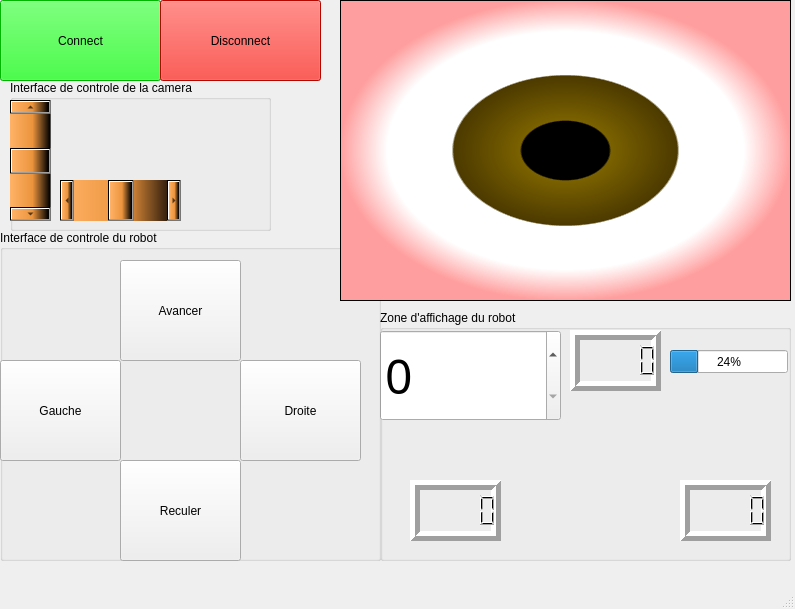
Old version of the form WiFiBot/mainwindow.ui in the repository Federdispi/WiFiBot.
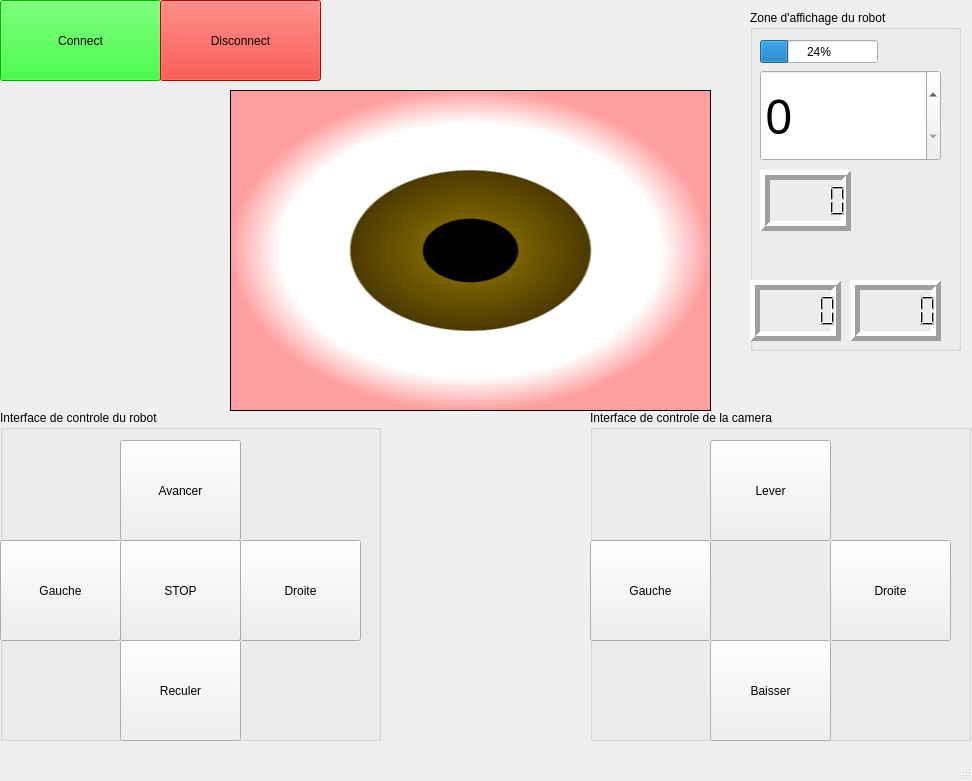
New version of the form.

What changed in the file:
```diff
--- a/WiFiBot/mainwindow.ui
+++ b/WiFiBot/mainwindow.ui
@@ -6,8 +6,8 @@
    <rect>
     <x>0</x>
     <y>0</y>
-    <width>795</width>
-    <height>609</height>
+    <width>972</width>
+    <height>781</height>
    </rect>
   </property>
   <property name="windowTitle">
@@ -49,10 +49,10 @@
    <widget class="QFrame" name="frame">
     <property name="geometry">
      <rect>
-      <x>340</x>
-      <y>0</y>
-      <width>451</width>
-      <height>301</height>
+      <x>230</x>
+      <y>90</y>
+      <width>481</width>
+      <height>321</height>
      </rect>
     </property>
     <property name="styleSheet">
@@ -68,10 +68,10 @@
    <widget class="QGroupBox" name="affichage_robot">
     <property name="geometry">
      <rect>
-      <x>380</x>
-      <y>310</y>
-      <width>411</width>
-      <height>251</height>
+      <x>750</x>
+      <y>10</y>
+      <width>211</width>
+      <height>341</height>
      </rect>
     </property>
     <property name="title">
@@ -80,8 +80,8 @@
     <widget class="QDoubleSpinBox" name="speed">
      <property name="geometry">
       <rect>
-       <x>0</x>
-       <y>20</y>
+       <x>10</x>
+       <y>60</y>
        <width>181</width>
        <height>91</height>
       </rect>
@@ -111,8 +111,8 @@
     <widget class="QLCDNumber" name="speed_received">
      <property name="geometry">
       <rect>
-       <x>190</x>
-       <y>20</y>
+       <x>10</x>
+       <y>160</y>
        <width>91</width>
        <height>61</height>
       </rect>
@@ -142,8 +142,8 @@
     <widget class="QProgressBar" name="battery">
      <property name="geometry">
       <rect>
-       <x>290</x>
-       <y>40</y>
+       <x>10</x>
+       <y>30</y>
        <width>118</width>
        <height>23</height>
       </rect>
@@ -155,8 +155,8 @@
     <widget class="QLCDNumber" name="ir_D">
      <property name="geometry">
       <rect>
-       <x>300</x>
-       <y>170</y>
+       <x>100</x>
+       <y>270</y>
        <width>91</width>
        <height>61</height>
       </rect>
@@ -186,8 +186,8 @@
     <widget class="QLCDNumber" name="ir_G">
      <property name="geometry">
       <rect>
-       <x>30</x>
-       <y>170</y>
+       <x>0</x>
+       <y>270</y>
        <width>91</width>
        <height>61</height>
       </rect>
@@ -219,7 +219,7 @@
     <property name="geometry">
      <rect>
       <x>0</x>
-      <y>230</y>
+      <y>410</y>
       <width>381</width>
       <height>331</height>
      </rect>
@@ -285,56 +285,88 @@
       <string>Avancer</string>
      </property>
     </widget>
+    <widget class="QPushButton" name="arret">
+     <property name="geometry">
+      <rect>
+       <x>120</x>
+       <y>130</y>
+       <width>121</width>
+       <height>101</height>
+      </rect>
+     </property>
+     <property name="text">
+      <string>STOP</string>
+     </property>
+    </widget>
    </widget>
    <widget class="QGroupBox" name="controle_camera">
     <property name="geometry">
      <rect>
-      <x>10</x>
-      <y>80</y>
-      <width>261</width>
-      <height>151</height>
+      <x>590</x>
+      <y>410</y>
+      <width>381</width>
+      <height>331</height>
      </rect>
     </property>
+    <property name="styleSheet">
+     <string notr="true"/>
+    </property>
     <property name="title">
      <string>Interface de controle de la camera</string>
     </property>
-    <widget class="QScrollBar" name="horizontalScrollBar">
+    <widget class="QPushButton" name="baisser">
      <property name="geometry">
       <rect>
-       <x>50</x>
-       <y>100</y>
+       <x>120</x>
+       <y>230</y>
        <width>121</width>
-       <height>41</height>
+       <height>101</height>
       </rect>
      </property>
-     <property name="styleSheet">
-      <string notr="true">background-color: qlineargradient(spread:pad, x1:0, y1:0, x2:1, y2:0, stop:0 rgba(255, 178, 102, 255), stop:0.55 rgba(235, 148, 61, 255), stop:0.98 rgba(0, 0, 0, 255), stop:1 rgba(0, 0, 0, 0));
-</string>
+     <property name="text">
+      <string>Baisser</string>
      </property>
-     <property name="value">
-      <number>50</number>
+    </widget>
+    <widget class="QPushButton" name="droite_camera">
+     <property name="geometry">
+      <rect>
+       <x>240</x>
+       <y>130</y>
+       <width>121</width>
+       <height>101</height>
+      </rect>
      </property>
-     <property name="orientation">
-      <enum>Qt::Horizontal</enum>
+     <property name="text">
+      <string>Droite</string>
      </property>
     </widget>
-    <widget class="QScrollBar" name="verticalScrollBar">
+    <widget class="QPushButton" name="gauche_camera">
      <property name="geometry">
       <rect>
        <x>0</x>
-       <y>20</y>
-       <width>41</width>
-       <height>121</height>
+       <y>130</y>
+       <width>121</width>
+       <height>101</height>
+      </rect>
+     </property>
+     <property name="text">
+      <string>Gauche</string>
+     </property>
+    </widget>
+    <widget class="QPushButton" name="lever">
+     <property name="geometry">
+      <rect>
+       <x>120</x>
+       <y>30</y>
+       <width>121</width>
+       <height>101</height>
       </rect>
      </property>
      <property name="styleSheet">
-      <string notr="true">background-color: qlineargradient(spread:pad, x1:0, y1:0, x2:1, y2:0, stop:0 rgba(255, 178, 102, 255), stop:0.55 rgba(235, 148, 61, 255), stop:0.98 rgba(0, 0, 0, 255), stop:1 rgba(0, 0, 0, 0));</string>
+      <string notr="true"/>
      </property>
-     <property name="value">
-      <number>50</number>
-     </property>
-     <property name="orientation">
-      <enum>Qt::Vertical</enum>
+     <property name="text">
+      <string>Lever</string>
      </property>
     </widget>
    </widget>
```
Left out of the diff: 8 changed lines with no effect on the pictures.
